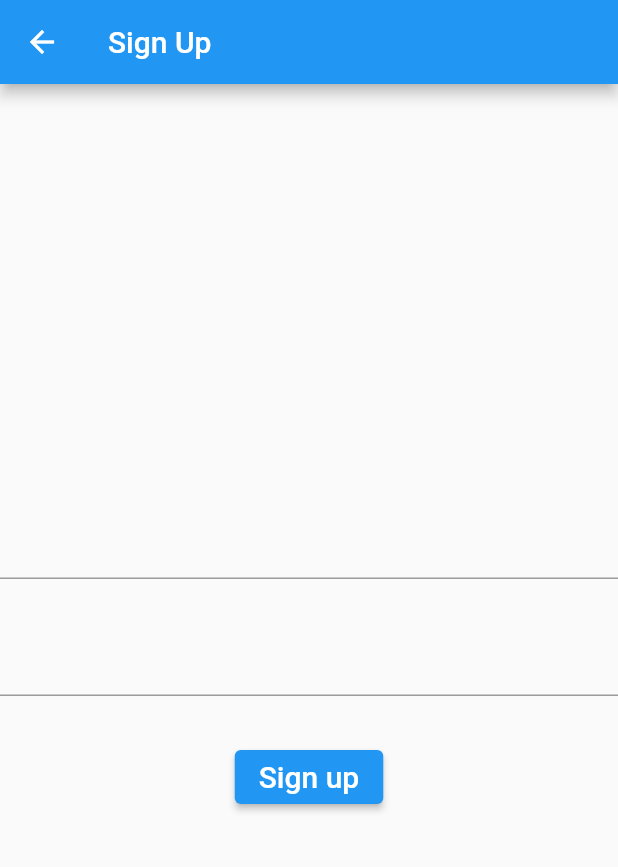
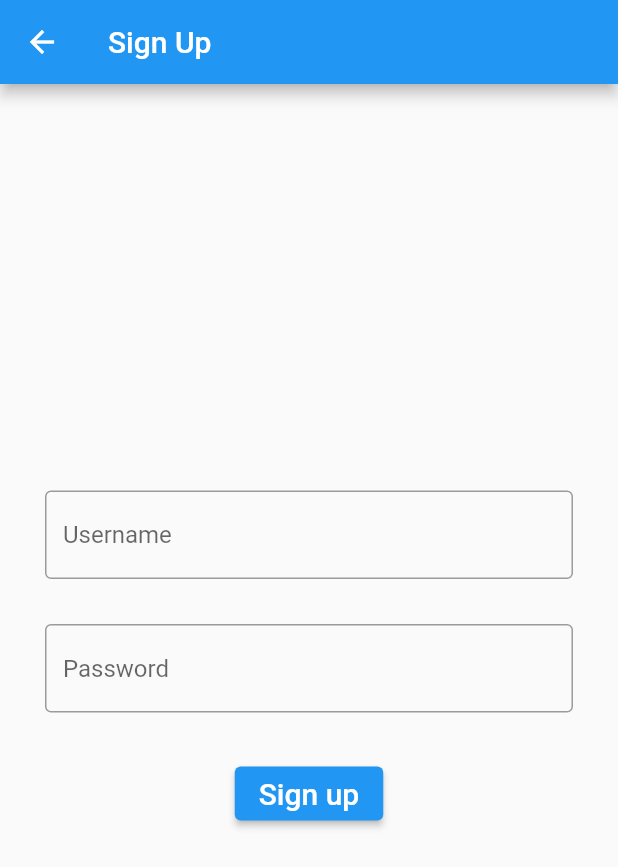
Before and after one commit to LordOlumide/uf_api_task, a Flutter app: the screen it shows after launch, after a tap on "Sign Up", on a phone screen of 412 x 824 dp. Shown: the top 867 px of the screen. Run offline on Flutter 3.47's test engine with Material 2 defaults, Android fonts, the phone set to English and light mode, and no system bars; our stand-ins replace dio; network calls fail.

```diff
--- a/lib/bookstore_app.dart
+++ b/lib/bookstore_app.dart
@@ -10,14 +10,9 @@ class BookStoreApp extends StatelessWidget {
 
   @override
   Widget build(BuildContext context) {
-    return MaterialApp(
+    return const MaterialApp(
       title: 'BookStore',
-      initialRoute: WelcomeScreen.screenId,
-      routes: {
-        WelcomeScreen.screenId: (context) => const WelcomeScreen(),
-        SignupScreen.screenId: (context) => const SignupScreen(),
-        SigninScreen.screenId: (context) => const SigninScreen(),
-      },
+      home: WelcomeScreen(),
     );
   }
 }
--- /dev/null
+++ b/lib/exceptions/network_request_exception.dart
@@ -0,0 +1,11 @@
+class NetworkRequestException {
+  final String message;
+  final int code;
+
+  const NetworkRequestException({required this.message, required this.code});
+
+  @override
+  String toString() {
+    return '{message: $message, code: $code}';
+  }
+}
--- /dev/null
+++ b/lib/models/book.dart
@@ -0,0 +1,44 @@
+class Book {
+  final String isbn;
+  final String title;
+  final String subTitle;
+  final String author;
+  final DateTime publish_date; // "2023-01-03T06:00:53.401Z",
+  final String publisher;
+  final int pages;
+  final String description;
+  final String website;
+
+  const Book({
+    required this.isbn,
+    required this.title,
+    required this.subTitle,
+    required this.author,
+    required this.publish_date,
+    required this.publisher,
+    required this.pages,
+    required this.description,
+    required this.website,
+  });
+
+  factory Book.fromJson(Map<String, dynamic> json) {
+    return Book(
+      isbn: json['isbn'],
+      title: json['title'],
+      subTitle: json['subTitle'],
+      author: json['author'],
+      publish_date: DateTime.parse(json['publish_date']),
+      publisher: json['publisher'],
+      pages: json['pages'],
+      description: json['description'],
+      website: json['website'],
+    );
+  }
+
+  @override
+  String toString() {
+    return '{isbn: $isbn, title: $title, subTitle: $subTitle, author: #author, '
+        'publish_date: $publish_date, publisher: $publisher, pages: $pages, '
+        'description: $description, website: $website}';
+  }
+}
--- /dev/null
+++ b/lib/models/user.dart
@@ -0,0 +1,37 @@
+import './book.dart';
+
+class User {
+  final String userID;
+  final String username;
+  final List<Book> books;
+
+  const User({
+    required this.userID,
+    required this.username,
+    required this.books,
+  });
+
+  factory User.fromJson(Map<String, dynamic> userJson) {
+    final List<Book> books = [];
+
+    final List<dynamic> bookJsonList = userJson['books'] as List<dynamic>;
+    if (bookJsonList.isNotEmpty) {
+      for (Map<String, dynamic> bookJson
+          in bookJsonList as List<Map<String, dynamic>>) {
+        final book = Book.fromJson(bookJson);
+        books.add(book);
+      }
+    }
+
+    return User(
+      userID: userJson['userID'],
+      username: userJson['username'],
+      books: books,
+    );
+  }
+
+  @override
+  String toString() {
+    return '{userID: $userID, username: $username, books: $books}';
+  }
+}
--- a/lib/screens/signin_screen.dart
+++ b/lib/screens/signin_screen.dart
@@ -7,6 +7,8 @@ class SigninScreen extends StatelessWidget {
 
   @override
   Widget build(BuildContext context) {
-    return Scaffold();
+    return Scaffold(
+      body: Center(child: Text('Sign in screen')),
+    );
   }
 }
--- a/lib/screens/signup_screen.dart
+++ b/lib/screens/signup_screen.dart
@@ -1,4 +1,7 @@
 import 'package:flutter/material.dart';
+import '../models/user.dart';
+import '../helpers/network_helper.dart';
+import '../exceptions/network_request_exception.dart';
 
 class SignupScreen extends StatefulWidget {
   static const screenId = 'Signup screen';
@@ -13,18 +16,32 @@ class _SignupScreenState extends State<SignupScreen> {
   late final TextEditingController _usernameController;
   late final TextEditingController _passwordController;
 
+  late FocusNode _usernameFocusNode;
+  late FocusNode _passwordFocusNode;
+
   @override
   void initState() {
     super.initState();
     _usernameController = TextEditingController();
     _passwordController = TextEditingController();
+
+    _usernameFocusNode = FocusNode();
+    _passwordFocusNode = FocusNode();
   }
 
   @override
   void dispose() {
     _usernameController.dispose();
     _passwordController.dispose();
+
+    _usernameFocusNode.dispose();
+    _passwordFocusNode.dispose();
     super.dispose();
+  }
+
+  void unfocusAllNodes() {
+    _usernameFocusNode.unfocus();
+    _passwordFocusNode.unfocus();
   }
 
   @override
@@ -33,23 +50,55 @@ class _SignupScreenState extends State<SignupScreen> {
       appBar: AppBar(
         title: const Text('Sign Up'),
       ),
-      body: Column(
+      body: Padding(
+        padding: const EdgeInsets.symmetric(horizontal: 30),
+        child: Column(
           mainAxisAlignment: MainAxisAlignment.center,
           children: [
             // Username TextField
             TextField(
               controller: _usernameController,
+              focusNode: _usernameFocusNode,
+              decoration: const InputDecoration(
+                hintText: 'Username',
+                border: OutlineInputBorder(borderSide: BorderSide(width: 2)),
+              ),
             ),
             const SizedBox(height: 30),
 
             // Password TextField
             TextField(
               controller: _passwordController,
+              focusNode: _passwordFocusNode,
+              decoration: const InputDecoration(
+                hintText: 'Password',
+                border: OutlineInputBorder(borderSide: BorderSide(width: 2)),
+              ),
             ),
             const SizedBox(height: 30),
 
             ElevatedButton(
-            onPressed: () {},
+              onPressed: () async {
+                unfocusAllNodes();
+                try {
+                  final User currentUser = await NetworkHelper.signup(
+                    username: _usernameController.text,
+                    password: _passwordController.text,
+                  );
+                  print('currentUser is: ${currentUser.toString()}');
+                  if (mounted) {
+                    ScaffoldMessenger.of(context).showSnackBar(const SnackBar(
+                      content: Text('Sign up success'),
+                    ));
+                  }
+                } on NetworkRequestException catch (e) {
+                  if (mounted) {
+                    ScaffoldMessenger.of(context).showSnackBar(SnackBar(
+                      content: Text(e.message),
+                    ));
+                  }
+                }
+              },
               child: const Text(
                 'Sign up',
                 style: TextStyle(fontSize: 20),
@@ -57,6 +106,7 @@ class _SignupScreenState extends State<SignupScreen> {
             ),
           ],
         ),
+      ),
     );
   }
 }
--- a/lib/screens/welcome_screen.dart
+++ b/lib/screens/welcome_screen.dart
@@ -32,7 +32,11 @@ class WelcomeScreen extends StatelessWidget {
               children: [
                 ElevatedButton(
                   onPressed: () {
-                    Navigator.pushNamed(context, SignupScreen.screenId);
+                    Navigator.push(
+                      context,
+                      MaterialPageRoute(
+                          builder: (context) => const SignupScreen()),
+                    );
                   },
                   child: const Text(
                     'Sign Up',
@@ -44,7 +48,11 @@ class WelcomeScreen extends StatelessWidget {
                 const SizedBox(width: 30),
                 ElevatedButton(
                   onPressed: () {
-                    Navigator.pushNamed(context, SigninScreen.screenId);
+                    Navigator.push(
+                      context,
+                      MaterialPageRoute(
+                          builder: (context) => const SigninScreen()),
+                    );
                   },
                   child: const Text(
                     'Sign in',
```
Also changed, not shown: lib/helpers/network_helper.dart (added, +43 -0 lines), lib/constants/style_constants.dart (deleted). Lines whose indentation alone changed are shown as unchanged.
